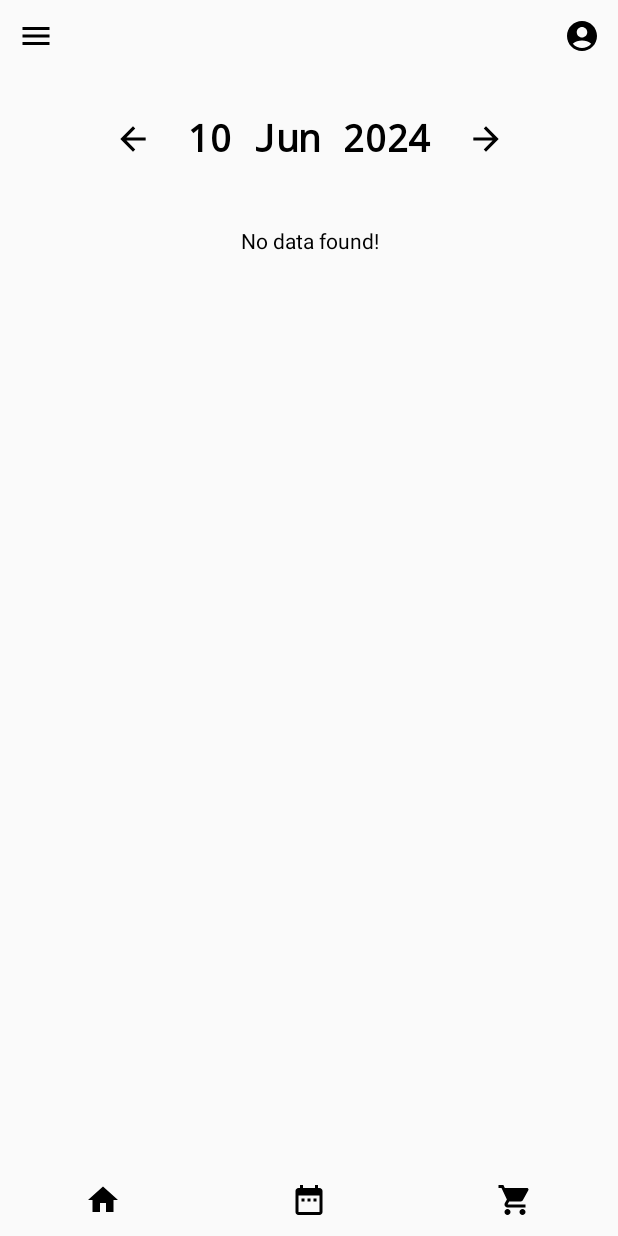
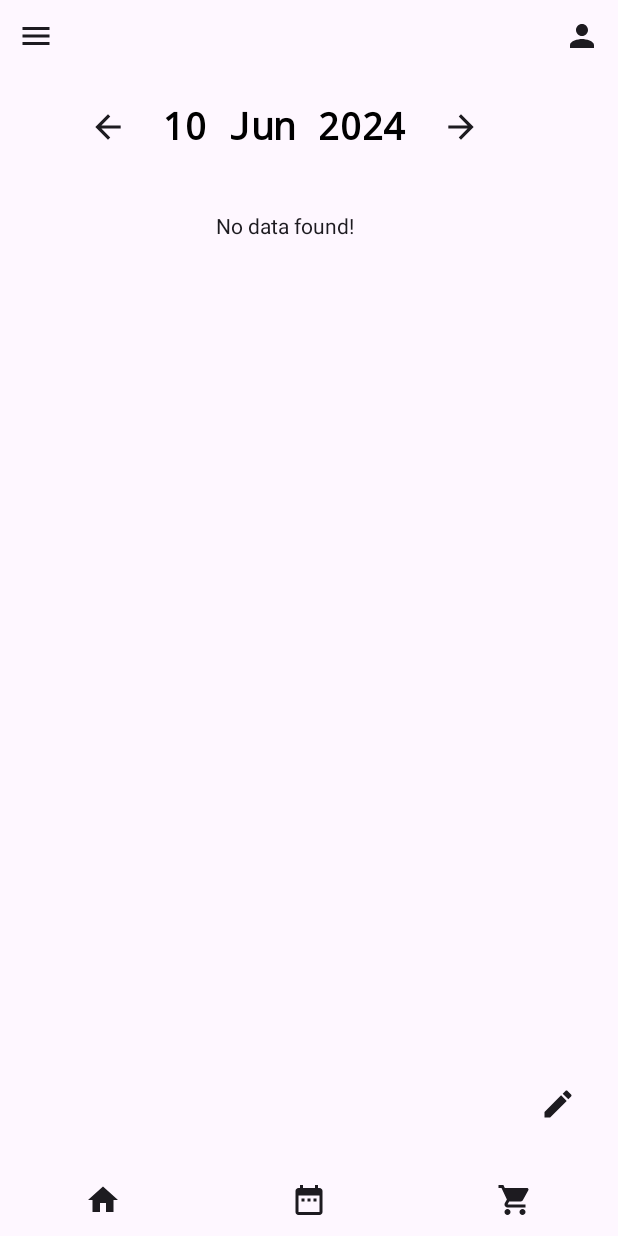
Before and after one commit to ccritne/grocery, an Android app built with Jetpack Compose: the screen it shows after launch (MainActivity), on a phone screen of 412 x 824 dp. Run offline under Robolectric (Android 15) with nearby library versions, the phone set to English and light mode, and no system bars.

```diff
--- a/app/build.gradle.kts
+++ b/app/build.gradle.kts
@@ -56,6 +56,10 @@ dependencies {
     implementation(libs.androidx.ui.graphics)
     implementation(libs.androidx.ui.tooling.preview)
     implementation(libs.androidx.material3)
+
+    // Navigation
+    implementation("androidx.navigation:navigation-compose:2.7.7")
+
     testImplementation(libs.junit)
     androidTestImplementation(libs.androidx.junit)
     androidTestImplementation(libs.androidx.espresso.core)
@@ -63,4 +67,6 @@ dependencies {
     androidTestImplementation(libs.androidx.ui.test.junit4)
     debugImplementation(libs.androidx.ui.tooling)
     debugImplementation(libs.androidx.ui.test.manifest)
+
+
 }
--- a/app/src/main/java/com/example/testapp/BodyActivity.kt
+++ /dev/null
@@ -1,37 +0,0 @@
-package com.example.testapp
-
-import android.content.Context
-import android.os.Build
-import androidx.annotation.RequiresApi
-import androidx.compose.foundation.layout.Arrangement
-import androidx.compose.foundation.layout.Row
-import androidx.compose.foundation.layout.fillMaxWidth
-import androidx.compose.material3.Text
-import androidx.compose.runtime.Composable
-import androidx.compose.runtime.mutableStateOf
-import androidx.compose.ui.Alignment
-import androidx.compose.ui.Modifier
-import com.example.testapp.body.House
-import com.example.testapp.body.menu.Menu
-import com.example.testapp.body.ShoppingCart
-
-// Global variable
-val screen = mutableStateOf("CALENDAR")
-
-@RequiresApi(Build.VERSION_CODES.O)
-@Composable
-fun Body(context: Context){
-    Row (
-        modifier = Modifier
-            .fillMaxWidth(),
-        verticalAlignment = Alignment.Top,
-        horizontalArrangement = Arrangement.Center
-    ) {
-        when (screen.value) {
-            "HOUSE" -> House()
-            "CALENDAR" -> Menu(context)
-            "SHOPPING CART" -> ShoppingCart()
-            else -> Text(text = "404")
-        }
-    }
-}
--- a/app/src/main/java/com/example/testapp/BottomsBar.kt
+++ /dev/null
@@ -1,35 +0,0 @@
-package com.example.testapp
-
-import androidx.compose.foundation.layout.Arrangement
-import androidx.compose.foundation.layout.Row
-import androidx.compose.foundation.layout.fillMaxWidth
-import androidx.compose.material.icons.Icons
-import androidx.compose.material.icons.filled.Add
-import androidx.compose.material.icons.filled.DateRange
-import androidx.compose.material.icons.filled.Home
-import androidx.compose.material.icons.filled.ShoppingCart
-import androidx.compose.material3.Icon
-import androidx.compose.material3.IconButton
-import androidx.compose.runtime.Composable
-import androidx.compose.ui.Alignment
-import androidx.compose.ui.Modifier
-
-@Composable
-fun BottomsBar(){
-    Row(
-        modifier = Modifier
-            .fillMaxWidth(),
-        horizontalArrangement = Arrangement.SpaceAround,
-        verticalAlignment = Alignment.Bottom
-    ) {
-        IconButton(onClick = { screen.value = "HOUSE" }) {
-            Icon(imageVector = Icons.Default.Home, contentDescription = "House" )
-        }
-        IconButton(onClick = { screen.value = "CALENDAR" }) {
-            Icon(imageVector = Icons.Default.DateRange, contentDescription = "Calendar" )
-        }
-        IconButton(onClick = { screen.value = "SHOPPING CART" }) {
-            Icon(imageVector = Icons.Default.ShoppingCart, contentDescription = "ShoppingCart" )
-        }
-    }
-}
--- a/app/src/main/java/com/example/testapp/MainActivity.kt
+++ b/app/src/main/java/com/example/testapp/MainActivity.kt
@@ -1,15 +1,39 @@
 package com.example.testapp
 
+import android.content.Context
 import android.os.Build
 import android.os.Bundle
+import android.util.Log
 import androidx.activity.ComponentActivity
 import androidx.activity.compose.setContent
 import androidx.annotation.RequiresApi
 import androidx.compose.foundation.layout.Arrangement
 import androidx.compose.foundation.layout.Column
+import androidx.compose.foundation.layout.Row
 import androidx.compose.foundation.layout.fillMaxSize
+import androidx.compose.foundation.layout.fillMaxWidth
+import androidx.compose.foundation.layout.padding
+import androidx.compose.foundation.shape.CircleShape
+import androidx.compose.material.icons.Icons
+import androidx.compose.material.icons.filled.AccountCircle
+import androidx.compose.material.icons.filled.DateRange
+import androidx.compose.material.icons.filled.Edit
+import androidx.compose.material.icons.filled.Home
+import androidx.compose.material.icons.filled.Menu
+import androidx.compose.material.icons.filled.Person
+import androidx.compose.material.icons.filled.ShoppingCart
+import androidx.compose.material3.Button
+import androidx.compose.material3.Icon
+import androidx.compose.material3.IconButton
+import androidx.compose.material3.MaterialTheme
+import androidx.compose.material3.NavigationBar
+import androidx.compose.material3.Scaffold
+import androidx.compose.material3.TopAppBar
+import androidx.compose.runtime.Composable
 import androidx.compose.ui.Modifier
+import androidx.navigation.compose.rememberNavController
 import com.example.testapp.body.Navbar
+import com.example.testapp.body.menu.Moments
 
 
 class MainActivity : ComponentActivity() {
@@ -19,16 +43,73 @@ class MainActivity : ComponentActivity() {
     override fun onCreate(savedInstanceState: Bundle?) {
         super.onCreate(savedInstanceState)
 
+        val dbManager = DbManager(this as Context)
+        dbManager.drop()
+        dbManager.createIfNotExists()
+
+
         setContent {
-            Column(
-                modifier = Modifier.fillMaxSize(),
-                verticalArrangement = Arrangement.SpaceBetween
-            ) {
-                Navbar()
-                Body(this@MainActivity)
-                BottomsBar()
 
-            }
+            val navController = rememberNavController()
+
+            Scaffold(
+                floatingActionButton = {
+                       IconButton(
+                           onClick = {
+                               dbManager.insertFood(
+                                   name = "Hummus",
+                                   date = "2024/06/10",
+                                   grams = 350,
+                                   momentSelector = 1
+                               )
+                               Log.i("Insert", "Inserted")
+
+                           }) {
+                            Icon(imageVector = Icons.Default.Edit, contentDescription = "Add food")
+                       }
+                },
+                topBar = {
+                    Row(
+                        modifier = Modifier.fillMaxWidth(),
+                        horizontalArrangement = Arrangement.SpaceBetween
+                    ){
+                        IconButton(onClick = {  }) {
+                            Icon(imageVector = Icons.Default.Menu, contentDescription = "House" )
+                        }
+                        IconButton(onClick = {  }) {
+                            Icon(imageVector = Icons.Default.Person, contentDescription = "Calendar" )
+                        }
+                    }
+                },
+                bottomBar = {
+                    Row(
+                        modifier = Modifier.fillMaxWidth(),
+                        horizontalArrangement = Arrangement.SpaceAround
+                    ) {
+                        IconButton(onClick = { navController.navigate(Screen.House.name) }) {
+                            Icon(imageVector = Icons.Default.Home, contentDescription = "House" )
+                        }
+                        IconButton(onClick = { navController.navigate(Screen.Menu.name) }) {
+                            Icon(imageVector = Icons.Default.DateRange, contentDescription = "Calendar" )
+                        }
+                        IconButton(onClick = { navController.navigate(Screen.ShoppingCart.name) }) {
+                            Icon(imageVector = Icons.Default.ShoppingCart, contentDescription = "ShoppingCart" )
+                        }
+                    }
+                },
+                content = { paddingValues ->
+                    Column(
+                        modifier = Modifier
+                            .padding(paddingValues)
+                            .fillMaxSize()
+                    ) {
+
+                        NavigationGraph(navController, context = applicationContext)
+                    }
+                }
+            )
+
+
 
         }
     }
--- /dev/null
+++ b/app/src/main/java/com/example/testapp/Navigation.kt
@@ -0,0 +1,37 @@
+package com.example.testapp
+
+import android.content.Context
+import android.os.Build
+import androidx.annotation.RequiresApi
+import androidx.compose.runtime.Composable
+import androidx.navigation.NavController
+import androidx.navigation.NavHostController
+import androidx.navigation.compose.NavHost
+import androidx.navigation.compose.composable
+import androidx.navigation.compose.rememberNavController
+import com.example.testapp.body.House
+import com.example.testapp.body.menu.Menu
+import com.example.testapp.body.ShoppingCart
+
+enum class Screen(){
+    House,
+    Menu,
+    ShoppingCart
+}
+@RequiresApi(Build.VERSION_CODES.O)
+@Composable
+fun NavigationGraph(navController: NavHostController, context: Context){
+
+    NavHost(navController = navController, startDestination = Screen.Menu.name){
+        composable(route = Screen.House.name){
+            House()
+        }
+        composable(route = Screen.Menu.name){
+            Menu(context)
+        }
+        composable(route = Screen.ShoppingCart.name){
+            ShoppingCart()
+        }
+    }
+
+}
--- a/app/src/main/java/com/example/testapp/body/menu/date.kt
+++ b/app/src/main/java/com/example/testapp/body/menu/date.kt
@@ -10,6 +10,8 @@ import androidx.compose.material.icons.Icons
 import androidx.compose.material.icons.filled.ArrowBack
 import androidx.compose.material.icons.filled.ArrowForward
 import androidx.compose.material3.ButtonDefaults
+import androidx.compose.material3.DatePickerDialog
+import androidx.compose.material3.ExperimentalMaterial3Api
 import androidx.compose.material3.Icon
 import androidx.compose.material3.IconButton
 import androidx.compose.material3.Text
@@ -28,6 +30,7 @@ import androidx.compose.ui.unit.sp
 import java.time.LocalDate
 import java.time.format.DateTimeFormatter
 
+@OptIn(ExperimentalMaterial3Api::class)
 @RequiresApi(Build.VERSION_CODES.O)
 @Composable
 fun Date(date : MutableState<LocalDate>){
@@ -51,7 +54,7 @@ fun Date(date : MutableState<LocalDate>){
             )
         }
         TextButton(
-            onClick = { /*TODO*/ },
+            onClick = { },
             colors = ButtonDefaults.textButtonColors(contentColor = Color.Black)
         ) {
             Text(
--- a/app/src/main/java/com/example/testapp/database.kt
+++ b/app/src/main/java/com/example/testapp/database.kt
@@ -1,5 +1,6 @@
 package com.example.testapp
 
+import android.annotation.SuppressLint
 import android.content.ContentValues
 import android.content.Context
 import android.database.Cursor
@@ -52,6 +53,7 @@ class DbManager
         ) {
         val db = dbHelper.writableDatabase
         val cv = ContentValues()
+
         cv.put("name", name)
         cv.put("grams", grams)
         cv.put("momentSelector", momentSelector)
@@ -62,10 +64,37 @@ class DbManager
             cv.put("idParent", idParent)
 
         try {
-            db.insert("menu", null, cv)
+            val cursor = db.insertOrThrow("menu", null, cv)
         } catch (e: SQLiteException) {
             e.printStackTrace()
             Log.e("INSERT", "Couldn't insert data : ${e.message.toString()}")
+        }
+    }
+
+    fun drop(){
+        val db = dbHelper.writableDatabase
+        db.execSQL("DROP TABLE IF EXISTS menu")
+    }
+
+    fun createIfNotExists(){
+        try {
+            val db = dbHelper.readableDatabase
+
+            val query = """CREATE TABLE IF NOT EXISTS menu  (
+                        id             INTEGER     PRIMARY KEY AUTOINCREMENT
+                                                   NOT NULL,
+                        name           TEXT (15)   NOT NULL,
+                        grams          INTEGER (4) NOT NULL,
+                        momentSelector INTEGER (2) NOT NULL,
+                        date           TEXT (10)   NOT NULL,
+                        price          REAL (4, 2) DEFAULT (-1.0),
+                        idParent       INTEGER     DEFAULT ( -1)
+                    );"""
+
+            db.execSQL(query)
+        } catch (e: SQLiteException) {
+            e.printStackTrace()
+            Log.e("CREATE", "Couldn't create : ${e.message.toString()}")
         }
     }
 
```
Also changed, not shown: app/src/main/java/com/example/testapp/body/menu/Ingredients.kt (+9 -3 lines), app/src/main/java/com/example/testapp/body/menu/Menu.kt (+9 -3 lines).
